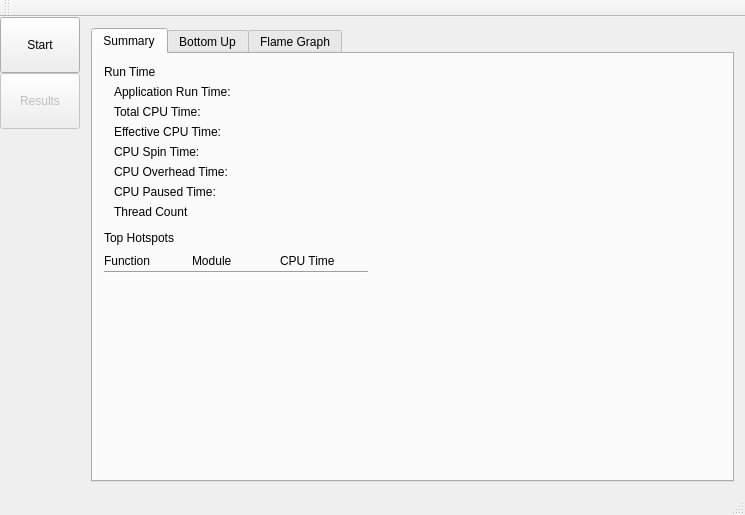
Old version of the form src/mainwindow.ui in the repository KDAB/hotspot.
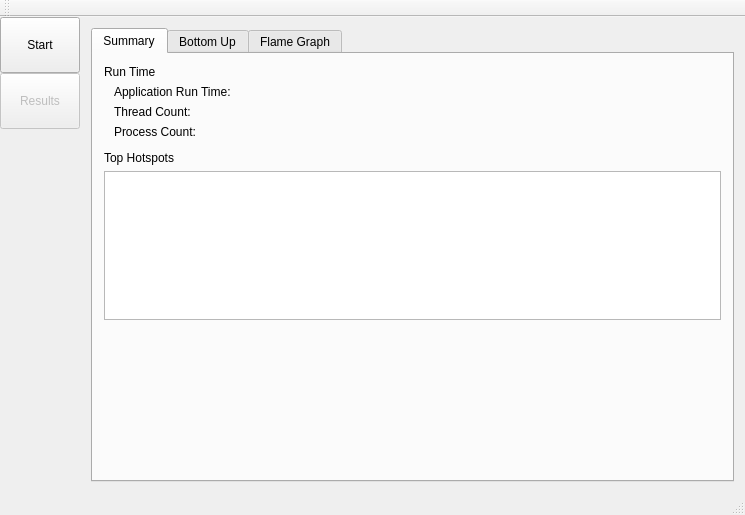
New version of the form. The open tabs and pages were chosen to show the change. Icons and pictures are not drawn. Custom widgets are drawn as their Qt base class.

Commit message: Add data to summary tab

Patch:
```diff
--- a/src/mainwindow.ui
+++ b/src/mainwindow.ui
@@ -413,89 +413,33 @@
                </widget>
               </item>
               <item row="1" column="0">
-               <widget class="QLabel" name="totalCpuTimeLabel">
-                <property name="text">
-                 <string>Total CPU Time:</string>
-                </property>
-               </widget>
-              </item>
-              <item row="1" column="1">
-               <widget class="QLabel" name="totalCpuTimeValue">
-                <property name="text">
-                 <string/>
-                </property>
-               </widget>
-              </item>
-              <item row="2" column="0">
-               <widget class="QLabel" name="effectiveCpuTimeLabel">
-                <property name="text">
-                 <string>Effective CPU Time:</string>
-                </property>
-               </widget>
-              </item>
-              <item row="2" column="1">
-               <widget class="QLabel" name="effectiveCpuTimeValue">
-                <property name="text">
-                 <string/>
-                </property>
-               </widget>
-              </item>
-              <item row="3" column="0">
-               <widget class="QLabel" name="cpuSpinTimeLabel">
-                <property name="text">
-                 <string>CPU Spin Time:</string>
-                </property>
-               </widget>
-              </item>
-              <item row="4" column="0">
-               <widget class="QLabel" name="cpuOverheadTimeLabel">
-                <property name="text">
-                 <string>CPU Overhead Time:</string>
-                </property>
-               </widget>
-              </item>
-              <item row="4" column="1">
-               <widget class="QLabel" name="cpuOverheadTimeValue">
-                <property name="text">
-                 <string/>
-                </property>
-               </widget>
-              </item>
-              <item row="3" column="1">
-               <widget class="QLabel" name="cpuSpinTimeValue">
-                <property name="text">
-                 <string/>
-                </property>
-               </widget>
-              </item>
-              <item row="5" column="0">
-               <widget class="QLabel" name="cpuPausedTimeLabel">
-                <property name="text">
-                 <string>CPU Paused Time:</string>
-                </property>
-               </widget>
-              </item>
-              <item row="5" column="1">
-               <widget class="QLabel" name="cpuPausedTimeValue">
-                <property name="text">
-                 <string/>
-                </property>
-               </widget>
-              </item>
-              <item row="6" column="0">
                <widget class="QLabel" name="threadCountLabel">
                 <property name="text">
-                 <string>Thread Count</string>
+                 <string>Thread Count:</string>
                 </property>
                </widget>
               </item>
-              <item row="6" column="1">
+              <item row="1" column="1">
                <widget class="QLabel" name="threadCountValue">
                 <property name="text">
                  <string/>
                 </property>
                </widget>
               </item>
+              <item row="2" column="1">
+               <widget class="QLabel" name="processCountValue">
+                <property name="text">
+                 <string/>
+                </property>
+               </widget>
+              </item>
+              <item row="2" column="0">
+               <widget class="QLabel" name="processCountLabel">
+                <property name="text">
+                 <string>Process Count:</string>
+                </property>
+               </widget>
+              </item>
              </layout>
             </item>
             <item>
@@ -506,70 +450,35 @@
              </widget>
             </item>
             <item>
-             <layout class="QGridLayout" name="topHotspotsGridLayout" columnstretch="10,10,10,40">
-              <property name="topMargin">
-               <number>0</number>
+             <widget class="QTableView" name="topHotspotsTableView">
+              <property name="sizePolicy">
+               <sizepolicy hsizetype="Preferred" vsizetype="Expanding">
+                <horstretch>0</horstretch>
+                <verstretch>0</verstretch>
+               </sizepolicy>
               </property>
-              <property name="rightMargin">
-               <number>0</number>
+              <property name="frameShape">
+               <enum>QFrame::StyledPanel</enum>
               </property>
-              <property name="spacing">
-               <number>0</number>
+              <property name="frameShadow">
+               <enum>QFrame::Sunken</enum>
               </property>
-              <item row="0" column="1">
-               <widget class="QLabel" name="moduleLabel">
-                <property name="text">
-                 <string>Module</string>
-                </property>
-               </widget>
-              </item>
-              <item row="0" column="2">
-               <widget class="QLabel" name="cpuTimeLabel">
-                <property name="text">
-                 <string>CPU Time</string>
-                </property>
-               </widget>
-              </item>
-              <item row="0" column="0">
-               <widget class="QLabel" name="functionLabel">
-                <property name="text">
-                 <string>Function</string>
-                </property>
-               </widget>
-              </item>
-              <item row="0" column="3">
-               <spacer name="topHotspotsHorizontalSpacer">
-                <property name="orientation">
-                 <enum>Qt::Horizontal</enum>
-                </property>
-                <property name="sizeHint" stdset="0">
-                 <size>
-                  <width>40</width>
-                  <height>20</height>
-                 </size>
-                </property>
-               </spacer>
-              </item>
-              <item row="1" column="0" colspan="3">
-               <widget class="Line" name="line">
-                <property name="minimumSize">
-                 <size>
-                  <width>0</width>
-                  <height>1</height>
-                 </size>
-                </property>
-                <property name="baseSize">
-                 <size>
-                  <width>0</width>
-                  <height>0</height>
-                 </size>
-                </property>
-                <property name="orientation">
-                 <enum>Qt::Horizontal</enum>
-                </property>
-               </widget>
-              </item>
-             </layout>
+              <property name="sizeAdjustPolicy">
+               <enum>QAbstractScrollArea::AdjustToContentsOnFirstShow</enum>
+              </property>
+              <property name="alternatingRowColors">
+               <bool>true</bool>
+              </property>
+              <attribute name="horizontalHeaderCascadingSectionResizes">
+               <bool>false</bool>
+              </attribute>
+              <attribute name="horizontalHeaderDefaultSectionSize">
+               <number>210</number>
+              </attribute>
+              <attribute name="horizontalHeaderStretchLastSection">
+               <bool>true</bool>
+              </attribute>
+             </widget>
             </item>
             <item>
              <spacer name="summaryVerticalSpacer">
```
Left out of the diff: 2 changed lines with no effect on the pictures. The commit also changes 7 other files.
